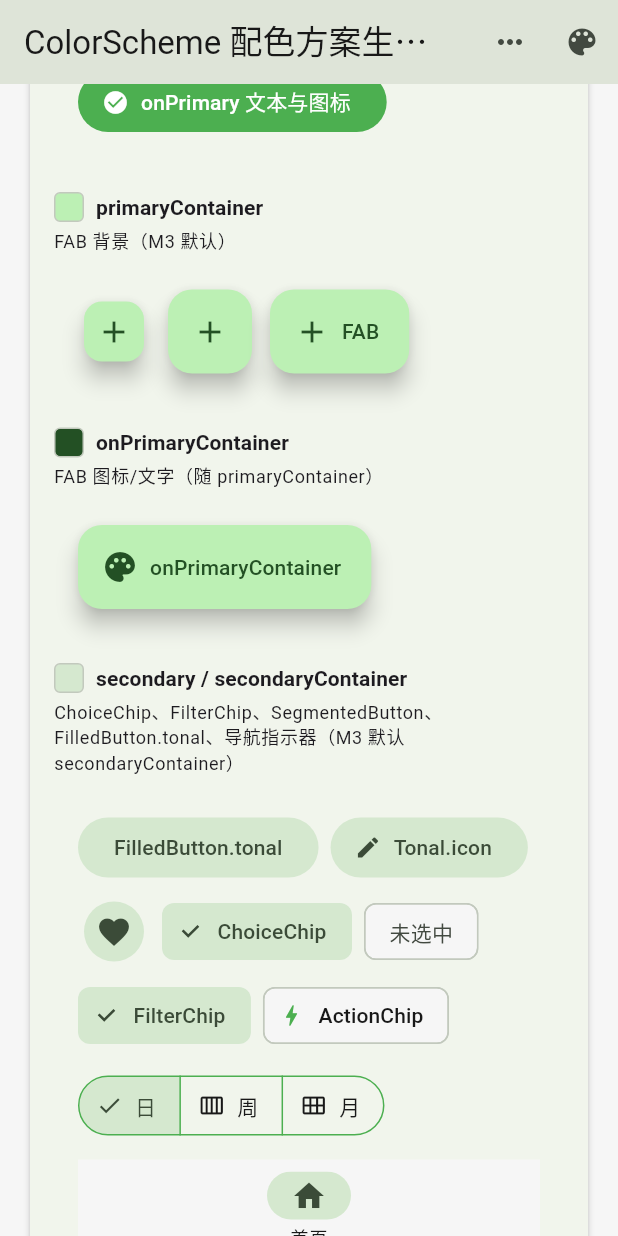
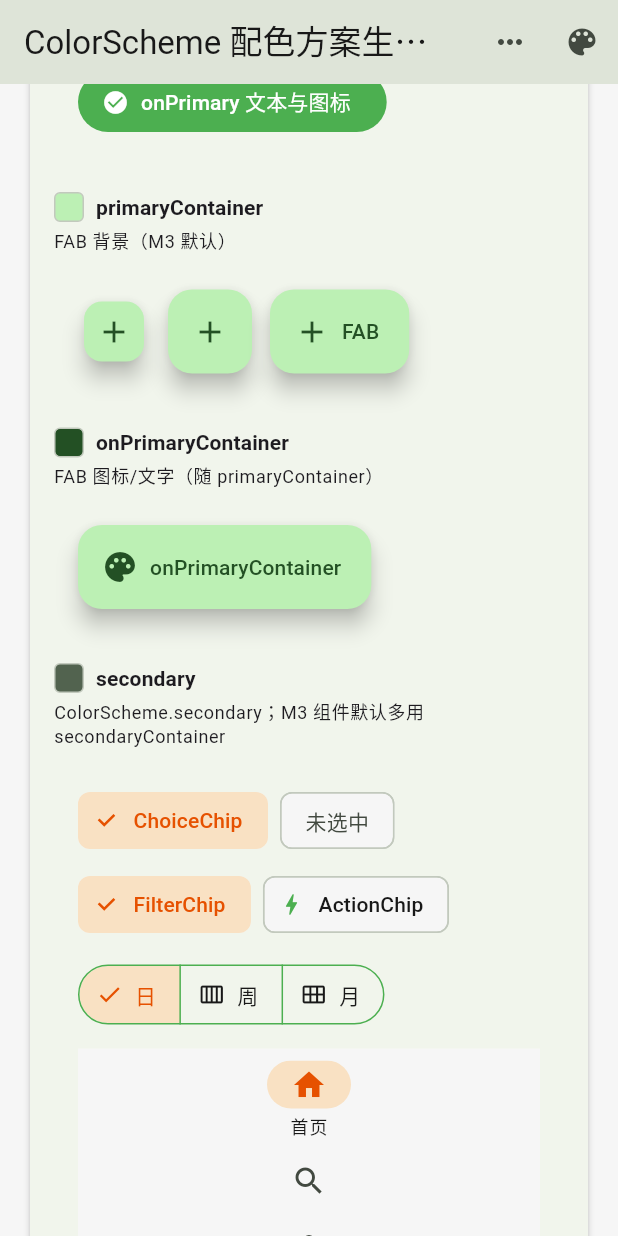
Before and after one commit to shang1219178163/color_scheme_demo, a Flutter app: the screen it shows after launch, scrolled down 2304 dp, on a phone screen of 412 x 824 dp. Run offline on Flutter 3.47's test engine with Material 3 defaults, Android fonts, the light colour scheme and no system bars.

Commit message:
feat：调整

```diff
--- a/lib/page/HomePage.dart
+++ b/lib/page/HomePage.dart
@@ -15,31 +15,7 @@ class _HomePageState extends State<HomePage> with SeedColorMixin {
   Widget build(BuildContext context) {
     return Theme(
       data: ThemeData(
-        // useMaterial3: false,
         colorScheme: colorScheme,
-        // buttonTheme: ButtonThemeData(
-        //   textTheme: ButtonTextTheme.primary,
-        //   splashColor: seedColor,
-        //   hoverColor: seedColor,
-        //   buttonColor: seedColor,
-        //   focusColor: seedColor,
-        // ),
-        // textTheme: const TextTheme(
-        //   displayLarge: TextStyle(color: Colors.black, fontSize: 96.0, fontWeight: FontWeight.w300),
-        //   displayMedium: TextStyle(color: Colors.black, fontSize: 60.0, fontWeight: FontWeight.w300),
-        //   displaySmall: TextStyle(color: Colors.black, fontSize: 48.0, fontWeight: FontWeight.w400),
-        //   headlineMedium: TextStyle(color: Colors.black, fontSize: 34.0, fontWeight: FontWeight.w400),
-        //   headlineSmall: TextStyle(color: Colors.black, fontSize: 24.0, fontWeight: FontWeight.w400),
-        //   titleLarge: TextStyle(color: Colors.black, fontSize: 20.0, fontWeight: FontWeight.w500),
-        //   titleMedium: TextStyle(color: Colors.black, fontSize: 16.0, fontWeight: FontWeight.w400),
-        //   titleSmall: TextStyle(color: Colors.black, fontSize: 14.0, fontWeight: FontWeight.w500),
-        //   bodyLarge: TextStyle(color: Colors.black, fontSize: 16.0, fontWeight: FontWeight.w400),
-        //   bodyMedium: TextStyle(color: Colors.black, fontSize: 14.0, fontWeight: FontWeight.w400),
-        //   bodySmall: TextStyle(color: Colors.black, fontSize: 12.0, fontWeight: FontWeight.w400),
-        //   labelLarge: TextStyle(color: Colors.red, fontSize: 14.0, fontWeight: FontWeight.w500),
-        //   labelMedium: TextStyle(color: Colors.yellow, fontSize: 14.0, fontWeight: FontWeight.w500),
-        //   labelSmall: TextStyle(color: Colors.green, fontSize: 10.0, fontWeight: FontWeight.w400),
-        // ),
       ),
       child: SelectionArea(
         child: Scaffold(
@@ -298,9 +274,9 @@ class _HomePageState extends State<HomePage> with SeedColorMixin {
               ),
             ),
             buildSchemeSection(
-              title: 'secondary / secondaryContainer',
-              swatchColor: colorScheme.secondaryContainer,
-              subtitle: 'ChoiceChip、FilterChip、SegmentedButton、FilledButton.tonal、导航指示器（M3 默认 secondaryContainer）',
+              title: 'secondary',
+              swatchColor: colorScheme.secondary,
+              subtitle: 'ColorScheme.secondary；M3 组件默认多用 secondaryContainer',
               colorScheme: colorScheme,
               child: Column(
                 crossAxisAlignment: CrossAxisAlignment.start,
@@ -310,9 +286,6 @@ class _HomePageState extends State<HomePage> with SeedColorMixin {
                     runSpacing: 8,
                     crossAxisAlignment: WrapCrossAlignment.center,
                     children: [
-                      FilledButton.tonal(onPressed: () {}, child: const Text('FilledButton.tonal')),
-                      FilledButton.tonalIcon(onPressed: () {}, icon: const Icon(Icons.edit), label: const Text('Tonal.icon')),
-                      IconButton.filledTonal(onPressed: () {}, icon: const Icon(Icons.favorite)),
                       ChoiceChip(label: const Text('ChoiceChip'), selected: true, onSelected: (_) {}),
                       ChoiceChip(label: const Text('未选中'), selected: false, onSelected: (_) {}),
                       FilterChip(label: const Text('FilterChip'), selected: true, onSelected: (_) {}),
@@ -357,9 +330,47 @@ class _HomePageState extends State<HomePage> with SeedColorMixin {
               ),
             ),
             buildSchemeSection(
+              title: 'onSecondary',
+              swatchColor: colorScheme.onSecondary,
+              subtitle: 'secondary 选中态上的文字/图标（Chip、SegmentedButton）',
+              colorScheme: colorScheme,
+              child: Wrap(
+                spacing: 8,
+                runSpacing: 8,
+                children: [
+                  ChoiceChip(label: const Text('onSecondary 文字'), selected: true, onSelected: (_) {}),
+                  FilterChip(label: const Text('选中态前景'), selected: true, onSelected: (_) {}),
+                  SegmentedButton<int>(
+                    segments: const [
+                      ButtonSegment(value: 0, label: Text('A')),
+                      ButtonSegment(value: 1, label: Text('B')),
+                    ],
+                    selected: const {0},
+                    onSelectionChanged: (_) {},
+                  ),
+                ],
+              ),
+            ),
+            buildSchemeSection(
+              title: 'secondaryContainer',
+              swatchColor: colorScheme.secondaryContainer,
+              subtitle: 'FilledButton.tonal、IconButton.filledTonal（M3 默认 token）',
+              colorScheme: colorScheme,
+              child: Wrap(
+                spacing: 8,
+                runSpacing: 8,
+                crossAxisAlignment: WrapCrossAlignment.center,
+                children: [
+                  FilledButton.tonal(onPressed: () {}, child: const Text('FilledButton.tonal')),
+                  FilledButton.tonalIcon(onPressed: () {}, icon: const Icon(Icons.edit), label: const Text('Tonal.icon')),
+                  IconButton.filledTonal(onPressed: () {}, icon: const Icon(Icons.favorite)),
+                ],
+              ),
+            ),
+            buildSchemeSection(
               title: 'onSecondaryContainer',
               swatchColor: colorScheme.onSecondaryContainer,
-              subtitle: 'tonal / Chip 选中态前景（见上方组件）',
+              subtitle: 'tonal 按钮前景色',
               colorScheme: colorScheme,
               child: FilledButton.tonalIcon(
                 onPressed: () {},
@@ -645,11 +656,8 @@ class _HomePageState extends State<HomePage> with SeedColorMixin {
 
   /// ColorScheme 属性分组区块
   Widget buildSchemeSection({
-    required String title,
-    required String subtitle,
-    required Color swatchColor,
-    required ColorScheme colorScheme,
-    required Widget child,
+    required String title, required String subtitle, required Color swatchColor,
+    required ColorScheme colorScheme, required Widget child,
   }) {
     return Padding(
       padding: const EdgeInsets.only(bottom: 20),
--- a/lib/util/AppThemeService.dart
+++ b/lib/util/AppThemeService.dart
@@ -24,19 +24,28 @@ class AppThemeService {
   Color seedColor = Colors.green;
   Brightness brightness = Brightness.light;
 
+  /// 辅助色（M3 组件多走 secondaryContainer，需与 secondary 同源配置才会生效）
+  static const Color secondaryColor = Colors.orangeAccent;
+  static const Color onSecondaryColor = Colors.white;
+
   // 基于种子颜色和亮度生成配色方案
-  ColorScheme get colorScheme => ColorScheme.fromSeed(
+  ColorScheme get colorScheme {
+    final scheme = ColorScheme.fromSeed(
       seedColor: seedColor,
       brightness: brightness,
       primary: seedColor,
-        onPrimary: Colors.white, // 主色上的文字
-        secondary: Colors.orangeAccent, // 辅助色
-        onSecondary: Colors.purple,
-        error: Colors.white, // 错误色
+      onPrimary: Colors.white,
+      // secondary: secondaryColor,
+      // onSecondary: onSecondaryColor,
+      // M3 Chip / SegmentedButton / tonal / 导航指示器使用 Container 系列
+      secondaryContainer: Color.alphaBlend(secondaryColor.withValues(alpha: 0.28), const Color(0xfff6f6f6)),
+      onSecondaryContainer: const Color(0xFFE65100),
+      error: Colors.white,
       onError: Colors.red,
-        surface: Color(0xfff6f6f6), // 卡片/底部区域
-        onSurface: Color(0xff181818),
+      surface: const Color(0xfff6f6f6),
+      onSurface: const Color(0xff181818),
       outline: seedColor,
-        // outlineVariant: Colors.blue,
     );
+    return scheme;
   }
+}
```
Lines whose indentation alone changed are shown as unchanged.
